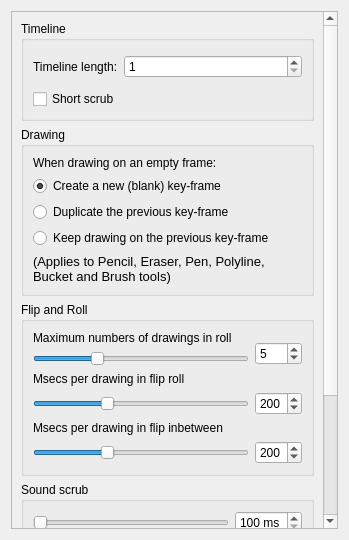
pencil2d/pencil, file app/ui/timelinepage.ui: the form before one commit.
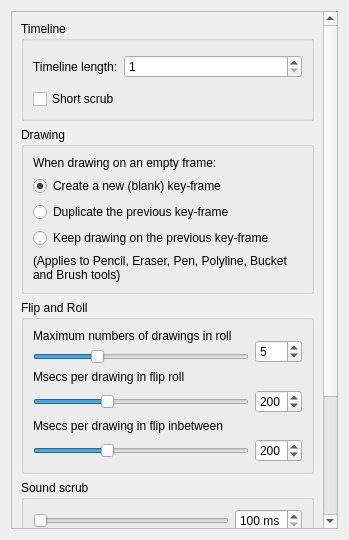
The form after the commit.

Commit message:
Remove setting font specifically on widgets
instead use qstylesheet and it might work better.

Diff of the .ui file:
```diff
--- a/app/ui/timelinepage.ui
+++ b/app/ui/timelinepage.ui
@@ -126,11 +126,6 @@
           </item>
           <item>
            <widget class="QLabel" name="labelAppliesTo">
-            <property name="font">
-             <font>
-              <pointsize>10</pointsize>
-             </font>
-            </property>
             <property name="text">
              <string>&lt;html&gt;&lt;head/&gt;&lt;body&gt;&lt;p&gt;(Applies to Pencil, Eraser, Pen, Polyline, Bucket and Brush tools)&lt;/p&gt;&lt;/body&gt;&lt;/html&gt;</string>
             </property>
```
The commit also changes 8 other files.
